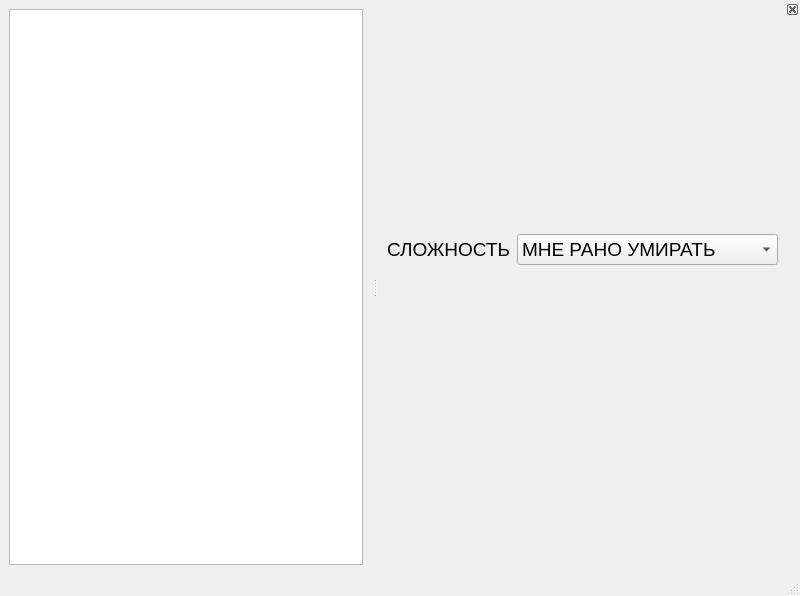
First picture: the form in ui/main.ui, repository d-code000/BinGo, before the edit.
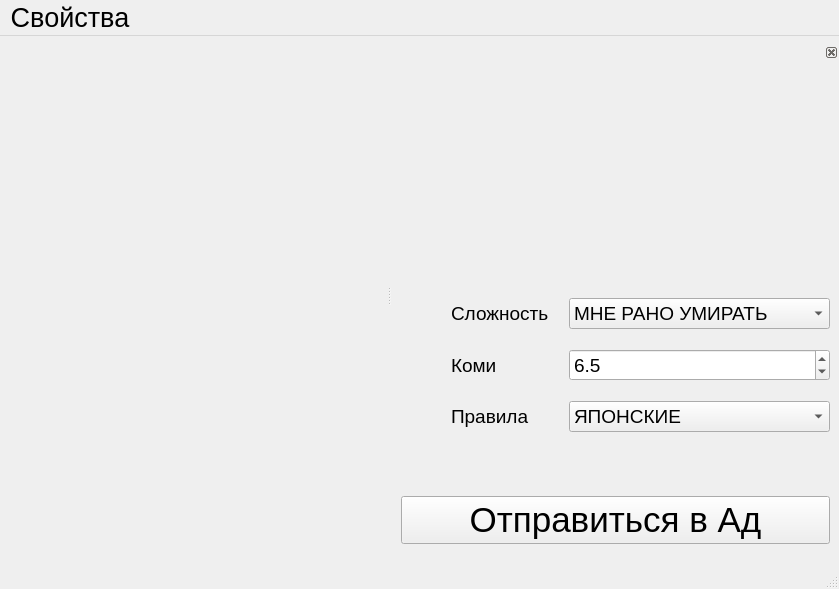
Second picture: the form after the edit.

What changed in the file:
```diff
--- a/ui/main.ui
+++ b/ui/main.ui
@@ -6,29 +6,37 @@
    <rect>
     <x>0</x>
     <y>0</y>
-    <width>800</width>
-    <height>596</height>
+    <width>839</width>
+    <height>589</height>
    </rect>
   </property>
+  <property name="font">
+   <font>
+    <pointsize>20</pointsize>
+   </font>
+  </property>
   <property name="windowTitle">
    <string>MainWindow</string>
   </property>
   <widget class="QWidget" name="centralwidget">
-   <layout class="QVBoxLayout" name="verticalLayout">
-    <item>
-     <widget class="QGraphicsView" name="graphicsView"/>
-    </item>
-   </layout>
+   <layout class="QVBoxLayout" name="verticalLayout"/>
   </widget>
   <widget class="QMenuBar" name="menubar">
    <property name="geometry">
     <rect>
      <x>0</x>
      <y>0</y>
-     <width>800</width>
+     <width>839</width>
      <height>33</height>
     </rect>
    </property>
+   <widget class="QMenu" name="menu">
+    <property name="title">
+     <string>Свойства</string>
+    </property>
+    <addaction name="action"/>
+   </widget>
+   <addaction name="menu"/>
   </widget>
   <widget class="QStatusBar" name="statusbar"/>
   <widget class="QDockWidget" name="dockWidget">
@@ -43,6 +51,12 @@
    </attribute>
    <widget class="QWidget" name="dockWidgetContents">
     <layout class="QVBoxLayout" name="verticalLayout_2">
+     <property name="spacing">
+      <number>20</number>
+     </property>
+     <property name="bottomMargin">
+      <number>9</number>
+     </property>
      <item>
       <widget class="QLabel" name="difficultImageLable">
        <property name="sizePolicy">
@@ -53,7 +67,7 @@
        </property>
        <property name="minimumSize">
         <size>
-         <width>0</width>
+         <width>200</width>
          <height>200</height>
         </size>
        </property>
@@ -81,23 +95,14 @@
        <property name="alignment">
         <set>Qt::AlignmentFlag::AlignCenter</set>
        </property>
+       <property name="margin">
+        <number>0</number>
+       </property>
       </widget>
      </item>
      <item>
-      <layout class="QHBoxLayout" name="difficultHorizontalLayout">
-       <item>
-        <widget class="QLabel" name="difficultLable">
-         <property name="font">
-          <font>
-           <pointsize>14</pointsize>
-          </font>
-         </property>
-         <property name="text">
-          <string>СЛОЖНОСТЬ</string>
-         </property>
-        </widget>
-       </item>
-       <item>
+      <layout class="QGridLayout" name="gridLayout">
+       <item row="0" column="2">
         <widget class="QComboBox" name="difficultComboBox">
          <property name="font">
           <font>
@@ -137,8 +142,111 @@
          </item>
         </widget>
        </item>
-       <item>
+       <item row="1" column="2">
+        <widget class="QDoubleSpinBox" name="doubleSpinBox">
+         <property name="font">
+          <font>
+           <pointsize>14</pointsize>
+          </font>
+         </property>
+         <property name="decimals">
+          <number>1</number>
+         </property>
+         <property name="minimum">
+          <double>-150.000000000000000</double>
+         </property>
+         <property name="maximum">
+          <double>150.000000000000000</double>
+         </property>
+         <property name="singleStep">
+          <double>1.000000000000000</double>
+         </property>
+         <property name="stepType">
+          <enum>QAbstractSpinBox::StepType::DefaultStepType</enum>
+         </property>
+         <property name="value">
+          <double>6.500000000000000</double>
+         </property>
+        </widget>
+       </item>
+       <item row="2" column="1">
+        <widget class="QLabel" name="label_2">
+         <property name="font">
+          <font>
+           <pointsize>14</pointsize>
+          </font>
+         </property>
+         <property name="text">
+          <string>Правила</string>
+         </property>
+        </widget>
+       </item>
+       <item row="1" column="1">
+        <widget class="QLabel" name="label">
+         <property name="font">
+          <font>
+           <pointsize>14</pointsize>
+          </font>
+         </property>
+         <property name="text">
+          <string>Коми</string>
+         </property>
+        </widget>
+       </item>
+       <item row="0" column="1">
+        <widget class="QLabel" name="difficultLable">
+         <property name="font">
+          <font>
+           <pointsize>14</pointsize>
+          </font>
+         </property>
+         <property name="text">
+          <string>Сложность</string>
+         </property>
+        </widget>
+       </item>
+       <item row="2" column="2">
+        <widget class="QComboBox" name="comboBox">
+         <property name="font">
+          <font>
+           <pointsize>14</pointsize>
+          </font>
+         </property>
+         <item>
+          <property name="text">
+           <string>ЯПОНСКИЕ</string>
+          </property>
+         </item>
+         <item>
+          <property name="text">
+           <string>КИТАЙСКИЕ</string>
+          </property>
+         </item>
+         <item>
+          <property name="text">
+           <string>КОРЕЙСКИЕ</string>
+          </property>
+         </item>
+         <item>
+          <property name="text">
+           <string>TROMP-TAYLOR</string>
+          </property>
+         </item>
+         <item>
+          <property name="text">
+           <string>AGA</string>
+          </property>
+         </item>
+        </widget>
+       </item>
+       <item row="0" column="0">
         <widget class="QLabel" name="levelUpImageLable">
+         <property name="minimumSize">
+          <size>
+           <width>30</width>
+           <height>30</height>
+          </size>
+         </property>
          <property name="text">
           <string/>
          </property>
@@ -159,6 +267,18 @@
        </property>
       </spacer>
      </item>
+     <item>
+      <widget class="QPushButton" name="startPushButton">
+       <property name="font">
+        <font>
+         <pointsize>26</pointsize>
+        </font>
+       </property>
+       <property name="text">
+        <string>Отправиться в Ад</string>
+       </property>
+      </widget>
+     </item>
     </layout>
    </widget>
   </widget>
```
Left out of the diff: 7 changed lines with no effect on the pictures.
